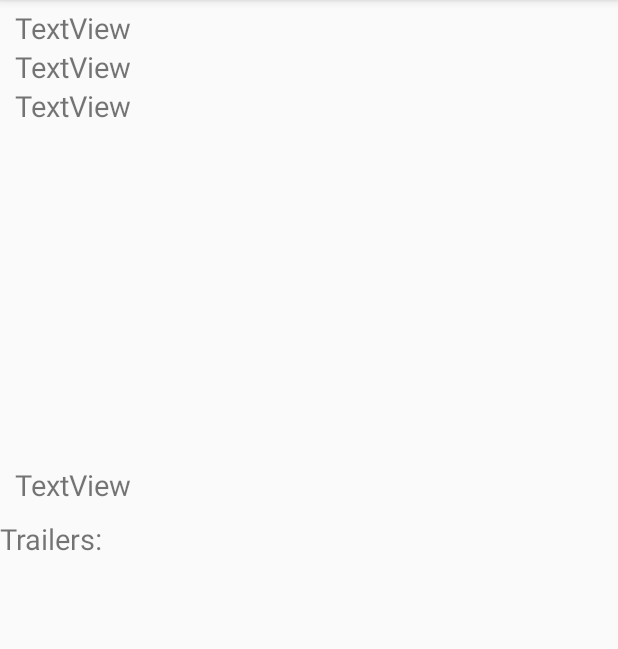
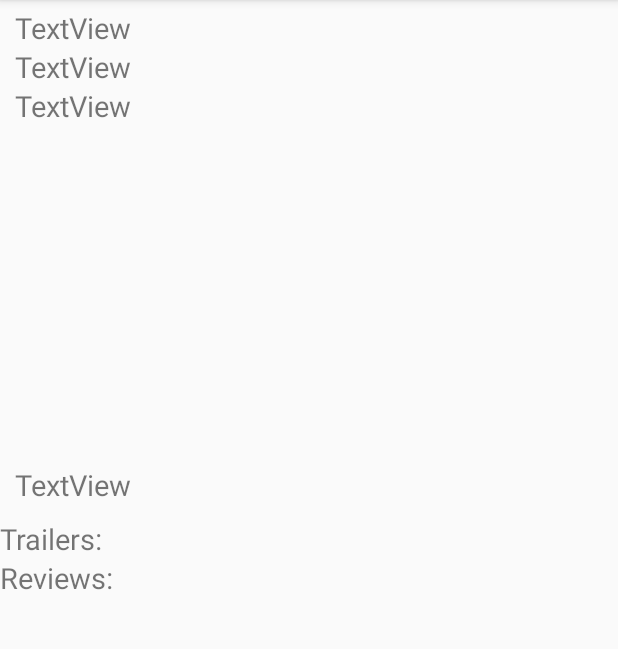
Before and after one commit to AdamLevy359/PopularMovies, an Android app: the DetailActivity screen opened directly, with no data from a screen before it, on a phone screen of 412 x 824 dp, the part 84-733 px from its top. Run offline under Robolectric (Android 15) with nearby library versions, the light colour scheme and no system bars; our stand-ins replace Picasso; pictures from the network do not load; 1 statement that could not run was skipped.

Commit message:
Reviews are now displayed below Trailers on the movie detials activity

```diff
--- a/app/src/main/java/com/example/android/popularmovies/DetailActivity.java
+++ b/app/src/main/java/com/example/android/popularmovies/DetailActivity.java
@@ -9,10 +9,12 @@ import android.support.v4.content.Loader;
 import android.support.v7.app.AppCompatActivity;
 import android.view.View;
 import android.widget.ImageView;
-import android.widget.ListView;
 import android.widget.ProgressBar;
+import android.widget.ScrollView;
 import android.widget.TextView;
 
+import com.example.android.popularmovies.adapters.ReviewAdapter;
+import com.example.android.popularmovies.adapters.TrailerAdapter;
 import com.example.android.popularmovies.utilities.JsonUtils;
 import com.example.android.popularmovies.utilities.NetworkUtils;
 import com.squareup.picasso.Picasso;
@@ -23,7 +25,6 @@ import java.net.URL;
 import java.util.ArrayList;
 
 import static com.example.android.popularmovies.utilities.JsonUtils.MOVIE_ID;
-import static com.example.android.popularmovies.utilities.JsonUtils.SORT_EXTRA;
 
 public class DetailActivity extends AppCompatActivity implements
         LoaderManager.LoaderCallbacks<ArrayList<String>>{
@@ -36,11 +37,15 @@ public class DetailActivity extends AppCompatActivity implements
     private ImageView moviePoster;
     private TextView trailersLabel;
     private ExpandableHeightListView trailersListView;
+    private ExpandableHeightListView reviewsListView;
     private TrailerAdapter trailerAdapter;
+    private ReviewAdapter reviewsAdapter;
     private ProgressBar mLoadingIndicator;
 
     Movie movie;
     ArrayList<String> trailers;
+    ArrayList<Review> reviews;
+    ScrollView scrollView;
 
     /**
      * Populates the textviews, which show the movie details: title, release date, etc.
@@ -74,21 +79,28 @@ public class DetailActivity extends AppCompatActivity implements
         movieRating = (TextView) findViewById(R.id.movieRating);
         moviePoster = (ImageView) findViewById(R.id.moviePoster);
         trailersListView = (ExpandableHeightListView) findViewById(R.id.trailersListView);
+        reviewsListView = (ExpandableHeightListView) findViewById(R.id.reviewsListView);
         mLoadingIndicator = (ProgressBar) findViewById(R.id.detail_pb_loading_indicator);
+        scrollView = (ScrollView) findViewById(R.id.detailScrollView);
 
         try {
             loadMovie(getIntent());
             trailers = new ArrayList<>();
             trailerAdapter = new TrailerAdapter(this, trailers);
             trailersListView.setAdapter(trailerAdapter);
-            loadTrailers();
+
+            reviews = new ArrayList<>();
+            reviewsAdapter = new ReviewAdapter(this, reviews);
+            reviewsListView.setAdapter(reviewsAdapter);
+
+            loadTrailersAndReviews();
 
         } catch (JSONException e) {
             e.printStackTrace();
         }
     }
 
-    void loadTrailers(){
+    void loadTrailersAndReviews(){
         Bundle queryBundle = new Bundle();
         queryBundle.putLong(MOVIE_ID, movie.movieId);
         LoaderManager loaderManager = getSupportLoaderManager();
@@ -100,17 +112,22 @@ public class DetailActivity extends AppCompatActivity implements
         }
     }
 
-    private void showTrailerList(){
+    private void showTrailerAndReviewList(){
         trailersListView.setExpanded(true);
         trailersListView.setVisibility(View.VISIBLE);
         trailerAdapter.notifyDataSetChanged();
+
+        reviewsListView.setExpanded(true);
+        reviewsListView.setVisibility(View.VISIBLE);
+        reviewsAdapter.notifyDataSetChanged();
+        scrollView.smoothScrollTo(0,0);
     }
 
     @Override
     public Loader<ArrayList<String>> onCreateLoader(int id, final Bundle args) {
         return new AsyncTaskLoader<ArrayList<String>>(this) {
 
-            ArrayList<String> mTrailerData;
+            ArrayList<String> mTrailerReviewData;
 
             @Override
             protected void onStartLoading() {
@@ -118,8 +135,8 @@ public class DetailActivity extends AppCompatActivity implements
                 if (args == null) {
                     return;
                 }
-                if(mTrailerData != null){
-                    deliverResult(mTrailerData);
+                if(mTrailerReviewData != null){
+                    deliverResult(mTrailerReviewData);
                 }else {
                     mLoadingIndicator.setVisibility(View.VISIBLE);
                     trailersListView.setVisibility(View.GONE);
@@ -131,12 +148,21 @@ public class DetailActivity extends AppCompatActivity implements
             public ArrayList<String> loadInBackground() {
                 long movieId = args.getLong(MOVIE_ID);
                 URL trailerRequestUrl;
+                URL reviewsRequestUrl;
                 trailerRequestUrl = NetworkUtils.buildTrailersURL(movieId);
+                reviewsRequestUrl = NetworkUtils.buildReviewsURL(movieId);
 
                 try {
                     String jsonTrailersString = NetworkUtils.getResponseFromHttpUrl(trailerRequestUrl);
-                    ArrayList<String> trailerData = JsonUtils.getTrailersFromJson(jsonTrailersString);
-                    return trailerData;
+                    String jsonReviewsString = NetworkUtils.getResponseFromHttpUrl(reviewsRequestUrl);
+                    if(jsonTrailersString == null || jsonReviewsString == null){
+                        return null;
+                    }
+
+                    ArrayList<String> trailerReviewData = new ArrayList<>();
+                    trailerReviewData.add(jsonTrailersString);
+                    trailerReviewData.add(jsonReviewsString);
+                    return trailerReviewData;
 
                 } catch (Exception e) {
                     e.printStackTrace();
@@ -145,9 +171,9 @@ public class DetailActivity extends AppCompatActivity implements
             }
 
             @Override
-            public void deliverResult(ArrayList<String> trailerData) {
-                mTrailerData = trailerData;
-                super.deliverResult(trailerData);
+            public void deliverResult(ArrayList<String> trailerReviewData) {
+                mTrailerReviewData = trailerReviewData;
+                super.deliverResult(trailerReviewData);
             }
         };
     }
@@ -156,11 +182,17 @@ public class DetailActivity extends AppCompatActivity implements
     public void onLoadFinished(Loader<ArrayList<String>> loader, ArrayList<String> data) {
         mLoadingIndicator.setVisibility(View.INVISIBLE);
         if (data != null) {
-            trailers.clear();
-            trailers.addAll(data);
-            showTrailerList();
-        } else {
-            //showErrorMessage();
+            try {
+                ArrayList<String> trailerData = JsonUtils.getTrailersFromJson(data.get(0));
+                ArrayList<Review> reviewData = JsonUtils.getReviewsFromJson(data.get(1));
+                trailers.clear();
+                trailers.addAll(trailerData);
+                reviews.clear();
+                reviews.addAll(reviewData);
+                showTrailerAndReviewList();
+            } catch (JSONException e) {
+                e.printStackTrace();
+            }
         }
     }
 
--- a/app/src/main/java/com/example/android/popularmovies/MainActivity.java
+++ b/app/src/main/java/com/example/android/popularmovies/MainActivity.java
@@ -13,6 +13,8 @@ import android.widget.GridView;
 import android.widget.ProgressBar;
 import android.widget.Spinner;
 import android.widget.TextView;
+
+import com.example.android.popularmovies.adapters.MovieAdapter;
 import com.example.android.popularmovies.utilities.NetworkUtils;
 import com.example.android.popularmovies.utilities.JsonUtils;
 import org.json.JSONException;
--- a/app/src/main/java/com/example/android/popularmovies/MovieAdapter.java
+++ b/app/src/main/java/com/example/android/popularmovies/adapters/MovieAdapter.java
@@ -1,4 +1,4 @@
-package com.example.android.popularmovies;
+package com.example.android.popularmovies.adapters;
 
 import android.app.Activity;
 import android.view.LayoutInflater;
@@ -8,6 +8,8 @@ import android.widget.ArrayAdapter;
 import android.widget.ImageView;
 import android.widget.TextView;
 
+import com.example.android.popularmovies.Movie;
+import com.example.android.popularmovies.R;
 import com.squareup.picasso.Picasso;
 
 import java.util.List;
--- a/app/src/main/java/com/example/android/popularmovies/TrailerAdapter.java
+++ b/app/src/main/java/com/example/android/popularmovies/adapters/TrailerAdapter.java
@@ -1,23 +1,19 @@
-package com.example.android.popularmovies;
+package com.example.android.popularmovies.adapters;
 
 
 import android.app.Activity;
-import android.graphics.drawable.Drawable;
 import android.view.LayoutInflater;
 import android.view.View;
 import android.view.ViewGroup;
 import android.widget.ArrayAdapter;
-import android.widget.ImageView;
 import android.widget.TextView;
 
-import com.squareup.picasso.Picasso;
+import com.example.android.popularmovies.R;
+import com.example.android.popularmovies.adapters.MovieAdapter;
 
 import java.util.List;
 
 public class TrailerAdapter extends ArrayAdapter<String> {
-    private static final String LOG_TAG = MovieAdapter.class.getSimpleName();
-
-
     public TrailerAdapter(Activity context, List<String> trailers) {
         super(context, 0, trailers);
     }
@@ -34,7 +30,8 @@ public class TrailerAdapter extends ArrayAdapter<String> {
         }
 
         TextView movieTitleView = (TextView) convertView.findViewById(R.id.trailer_text);
-        movieTitleView.setText("Trailer " + position);
+        int pos = position + 1;
+        movieTitleView.setText("Trailer " + pos);
         return convertView;
     }
 }
--- a/app/src/main/java/com/example/android/popularmovies/utilities/NetworkUtils.java
+++ b/app/src/main/java/com/example/android/popularmovies/utilities/NetworkUtils.java
@@ -49,6 +49,15 @@ public class NetworkUtils {
     }
 
     /**
+     * Builds the URL to the get the reviews for a movie
+     * @param videoID The id of the movie
+     * @return The URL to query the list of reviews for a movie
+     */
+    public static URL buildReviewsURL(long videoID){
+        return buildUrl(BASE_URL + videoID + "/reviews");
+    }
+
+    /**
      * Builds the URL used to talk to the movie server.
      *
      * @param baseURL The base url for either popular movies or top rated.
--- a/app/src/main/res/layout/activity_detail.xml
+++ b/app/src/main/res/layout/activity_detail.xml
@@ -1,6 +1,7 @@
 <?xml version="1.0" encoding="utf-8"?>
 
 <ScrollView xmlns:android="http://schemas.android.com/apk/res/android"
+    android:id="@+id/detailScrollView"
     android:layout_width="match_parent"
     android:layout_height="match_parent">
 
@@ -87,6 +88,24 @@
 
         </com.example.android.popularmovies.ExpandableHeightListView>
 
+        <TextView
+            android:id="@+id/reviewsTextView"
+            android:layout_width="wrap_content"
+            android:layout_height="wrap_content"
+            android:textSize="19sp"
+            android:text="@string/reviews_label"
+            />
+
+        <com.example.android.popularmovies.ExpandableHeightListView
+            android:id="@+id/reviewsListView"
+            android:layout_width="match_parent"
+            android:layout_height="wrap_content"
+            android:fadingEdge="none"
+            android:focusable="false"
+            android:scrollbars="none">
+
+        </com.example.android.popularmovies.ExpandableHeightListView>
+
         <ProgressBar
             android:id="@+id/detail_pb_loading_indicator"
             android:layout_height="42dp"
--- a/app/src/main/res/values/strings.xml
+++ b/app/src/main/res/values/strings.xml
@@ -18,5 +18,6 @@
     </string-array>
 
     <string name="trailers_label">Trailers:</string>
+    <string name="reviews_label">Reviews:</string>
 
 </resources>
```
Also changed, not shown: app/src/main/java/com/example/android/popularmovies/Movie.java (+5 -5 lines), app/src/main/java/com/example/android/popularmovies/Review.java (added, +11 -0 lines), app/src/main/java/com/example/android/popularmovies/adapters/ReviewAdapter.java (added, +36 -0 lines), app/src/main/java/com/example/android/popularmovies/utilities/JsonUtils.java (+30 -8 lines), app/src/main/res/layout/review_item.xml (added, +18 -0 lines).
